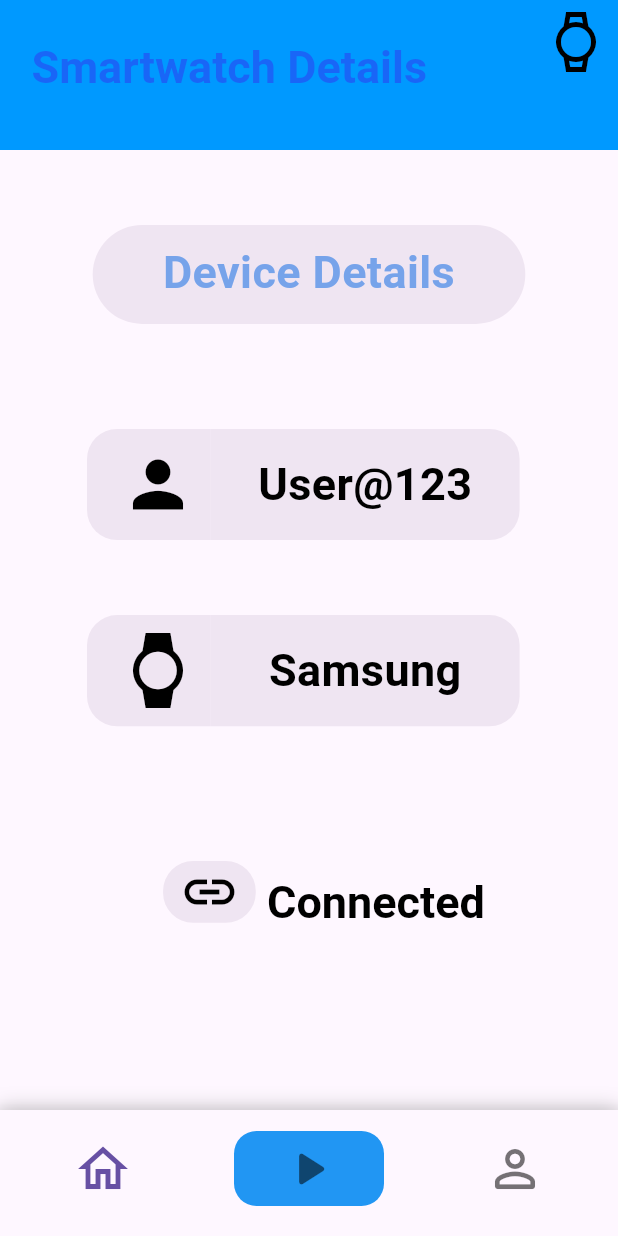
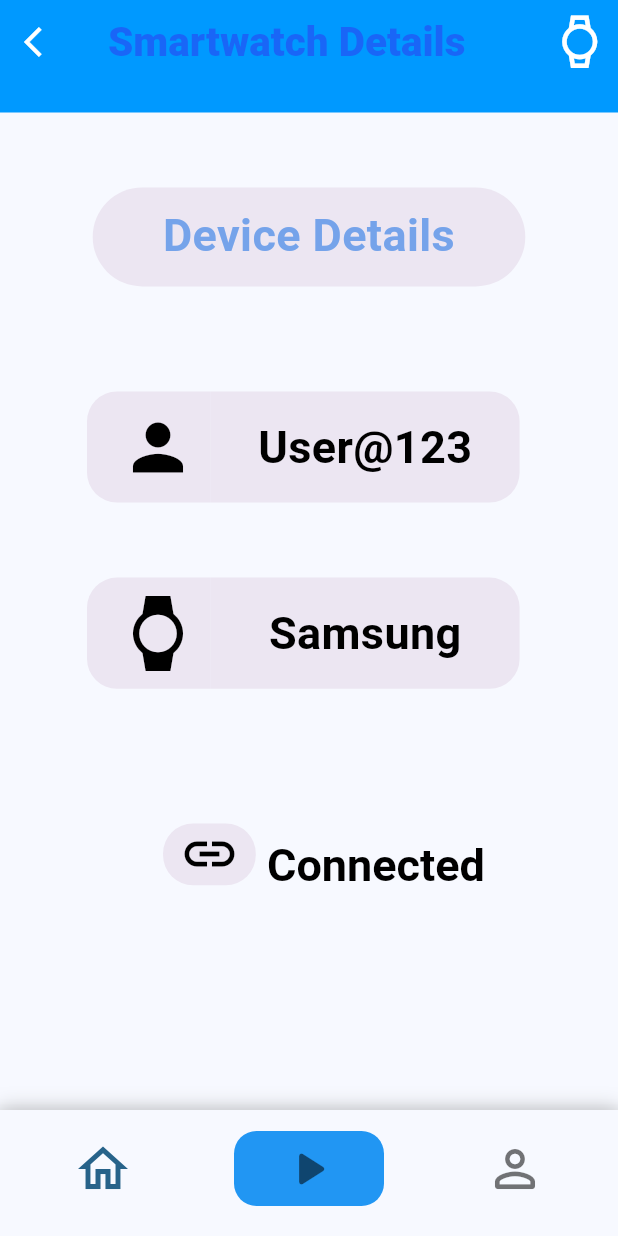
Before and after one commit to SDGP-CS-39-EmpowerME/SDGP-CS-39-EmpowerME, a Flutter app: the screen it shows after launch, after a tap on "Watch", on a phone screen of 412 x 824 dp. Run offline on Flutter 3.47's test engine with Material 3 defaults, Android fonts, the phone set to English and light mode, and no system bars.

Commit message:
fixed the bugs in navbar and smartwatch details. changed the design of homepage and saved files navbar

```diff
--- a/front_end/empowerme_cs_39/lib/bottom_nav_bar.dart
+++ b/front_end/empowerme_cs_39/lib/bottom_nav_bar.dart
@@ -34,7 +34,12 @@ class _BottomNavBarState extends State<BottomNavBar> {
               selectedIndex = index;
               widget.onTap(index);
             });
-            Navigator.pushNamed(context, '/homepage');
+            //Navigator.pushNamed(context, '/homepage');
+            try{
+            Navigator.pushNamedAndRemoveUntil(context, '/homepage', (route) => false);
+            } catch (e) {
+              print(e);
+            }
           }
           else if (index == 1) { // Check if tapped index is 1 (Detect)
             setState(() {
--- a/front_end/empowerme_cs_39/lib/home_page.dart
+++ b/front_end/empowerme_cs_39/lib/home_page.dart
@@ -58,8 +58,11 @@ class _HomePageState extends State<HomePage> {
   Widget build(BuildContext context) {
     return Scaffold(
       backgroundColor: Colors.grey[100],
-      appBar: AppBar(
+      appBar: PreferredSize(
+        preferredSize:const Size.fromHeight(75.0),
+        child: AppBar(
         title: const Text("Home"),
+        centerTitle: true,
         titleTextStyle: const TextStyle(
           fontSize: 40,
           fontWeight: FontWeight.w800,
@@ -77,6 +80,7 @@ class _HomePageState extends State<HomePage> {
           ),
         ],
       ),
+    ),
 
       body: Padding(
         padding: const EdgeInsets.only(top: 70, left: 50, right: 50, bottom: 50),
--- a/front_end/empowerme_cs_39/lib/main.dart
+++ b/front_end/empowerme_cs_39/lib/main.dart
@@ -13,11 +13,11 @@ runApp(MaterialApp(
       colorScheme: ColorScheme.fromSeed(seedColor: Colors.lightBlue),
       useMaterial3:true,
       ),
-  home: HomePage(), //specify the screen the app starts on.
+  home: const HomePage(), //specify the screen the app starts on.
   routes: <String, WidgetBuilder>{
-    '/smartwatch_details_page': (BuildContext context) => SmartwatchDetails(),
-    '/homepage' :(BuildContext context) =>  HomePage(),
-    '/savedfilespage' :(BuildContext context) => SavedFilesPage(),
+    '/smartwatch_details_page': (BuildContext context) => const SmartwatchDetails(),
+    '/homepage' :(BuildContext context) =>  const HomePage(),
+    '/savedfilespage' :(BuildContext context) => const SavedFilesPage(),
   },
 ));
 }
--- a/front_end/empowerme_cs_39/lib/saved_files.dart
+++ b/front_end/empowerme_cs_39/lib/saved_files.dart
@@ -26,9 +26,32 @@ class _SavedFilesPageState extends State<SavedFilesPage> {
   @override
   Widget build(BuildContext context) {
     return Scaffold(
+
       backgroundColor: Colors.grey[100],
-      appBar: AppBar(
-        title: const Text("Saved Files"),
+      appBar: PreferredSize(
+        preferredSize: const Size.fromHeight(75.0),
+          child:AppBar(
+        leading: GestureDetector(
+          onTap: () {
+            Navigator.of(context).pop(); // Handlheige back navigation here
+            },
+            child: Container(
+              padding: EdgeInsets.all(10.0),
+              child: const Icon(
+                Icons.arrow_back_ios, // Replace this with your custom icon
+                color: Colors.white,
+                ),
+                ),
+                ),
+        title: const Text(
+                "Saved Files",
+                style: TextStyle(
+                  fontSize: 35,
+                  color: Color.fromARGB(113, 57, 37, 236),
+                  fontWeight: FontWeight.w800,
+                ),
+              ),
+              centerTitle: true,
         titleTextStyle: const TextStyle(
           fontSize: 40,
           fontWeight: FontWeight.w800,
@@ -36,6 +59,7 @@ class _SavedFilesPageState extends State<SavedFilesPage> {
         ),
         backgroundColor: const Color.fromRGBO(0, 153, 255, 1.0),
       ),
+    ),
 
       body: Padding(
         padding: const EdgeInsets.only(top: 70, left: 50, right: 50, bottom: 50),
--- a/front_end/empowerme_cs_39/lib/smartwatch_details_page.dart
+++ b/front_end/empowerme_cs_39/lib/smartwatch_details_page.dart
@@ -1,23 +1,23 @@
-// ignore_for_file: prefer_const_constructors, unnecessary_string_escapes, avoid_print, sort_child_properties_last, unused_import, deprecated_member_use, prefer_const_constructors_in_immutables
-
+import 'package:empowerme_cs_39/bottom_nav_bar.dart';
 import 'package:flutter/material.dart';
-import 'package:empowerme_cs_39/bottom_nav_bar.dart';
 /*import 'package:google_sign_in/google_sign_in.dart';
 import 'package:googleapis/fitness/v1.dart';
 import 'package:googleapis_auth/auth.dart';*/
 
 
-void main() {
-  runApp( SmartwatchDetails());
-}
+
 
 class SmartwatchDetails extends StatefulWidget {
+  const SmartwatchDetails({super.key});
+
    //MyApp({super.key});
-   _MyAppState createState() => _MyAppState();
+   @override
+     // ignore: library_private_types_in_public_api
+     State<SmartwatchDetails> createState() => _SmartwatchDetailsPageState();
 }
 
 
-class _MyAppState extends State<SmartwatchDetails> {
+class _SmartwatchDetailsPageState extends State<SmartwatchDetails> {
   String userName = "User_213";
   String deviceName = "Samsung";
   String connectedStatus = "Connected";
@@ -30,6 +30,7 @@ class _MyAppState extends State<SmartwatchDetails> {
     });
   }
 
+  @override
   void initState() {
     super.initState();
     updateDeviceInfo();
@@ -56,32 +57,49 @@ class _MyAppState extends State<SmartwatchDetails> {
 
   @override
   Widget build(BuildContext context) {
-    return MaterialApp(
+    return/* MaterialApp(
       debugShowCheckedModeBanner: false,
-      home: Scaffold(
+      home:*/ Scaffold(
 
         appBar: PreferredSize(
-          preferredSize: Size.fromHeight(100.0),
+          preferredSize: const Size.fromHeight(75.0),
           child: AppBar(
-            backgroundColor: Color.fromRGBO(0, 153, 255, 1),
-            title: Transform.translate(
-              offset: const Offset(5.0, 17),
-              child: Text(
+            leading: GestureDetector(
+              onTap: () {
+                Navigator.of(context).pop(); // Handlheige back navigation here
+                },
+              child: Container(
+                padding: EdgeInsets.all(10.0),
+                child: const Icon(
+                  Icons.arrow_back_ios, // Replace this with your custom icon
+                  color: Colors.white,
+
+                  ),
+                  ),
+                  ),
+
+
+            backgroundColor: const Color.fromRGBO(0, 153, 255, 1),
+            /*title: Transform.translate(
+              offset: const Offset(-35, 18),
+              child: const Text(*/
+              title: const Text(
                 "Smartwatch Details",
                 style: TextStyle(
-                  fontSize: 30,
+                  fontSize: 27,
                   color: Color.fromARGB(113, 57, 37, 236),
-                  fontWeight: FontWeight.bold,
+                  fontWeight: FontWeight.w800,
                 ),
               ),
-            ),
+            //),
             actions: <Widget>[
               IconButton(
                 //icon: Image.asset('assets/smartwatch_icon.png'),
-                icon: Icon(Icons.watch_outlined),
-                iconSize: 40,
-                color: Colors.black,
+                icon: const Icon(Icons.watch_outlined),
+                iconSize: 35,
+                color: Colors.white,
                 onPressed: () {
+                  // ignore: avoid_print
                   print('Icon button pressed');
                   // Navigator.push(
                   //   context,
@@ -106,9 +124,9 @@ class _MyAppState extends State<SmartwatchDetails> {
                 padding: const EdgeInsets.all(10),
                 decoration: BoxDecoration(
                   borderRadius: BorderRadius.circular(50),
-                  color: Color.fromARGB(136, 226, 213, 230),
+                  color: const Color.fromARGB(136, 226, 213, 230),
                 ),
-                child: Text(
+                child: const Text(
                   "Device Details",
                   textAlign: TextAlign.center,
                   style: TextStyle(
@@ -128,7 +146,7 @@ class _MyAppState extends State<SmartwatchDetails> {
                   height: MediaQuery.of(context).size.height * 0.09,
                   child: Container(
                     padding: const EdgeInsets.all(10),
-                    decoration: BoxDecoration(
+                    decoration: const BoxDecoration(
                       borderRadius: BorderRadius.only(
                         topLeft: Radius.circular(20),
                         bottomLeft: Radius.circular(20),
@@ -138,7 +156,7 @@ class _MyAppState extends State<SmartwatchDetails> {
 
                     child: Container(
                       alignment: Alignment.centerRight,
-                    child: Icon(
+                    child: const Icon(
                       Icons.person,
                       size: 50,
                       color: Color.fromARGB(255, 0, 0, 0),
@@ -163,7 +181,7 @@ class _MyAppState extends State<SmartwatchDetails> {
                   height: MediaQuery.of(context).size.height * 0.09,
                   child: Container(
                     padding: const EdgeInsets.all(10),
-                    decoration: BoxDecoration(
+                    decoration: const BoxDecoration(
                       borderRadius: BorderRadius.only(
                         topLeft: Radius.circular(20),
                         bottomLeft: Radius.circular(20),
@@ -174,7 +192,7 @@ class _MyAppState extends State<SmartwatchDetails> {
 
                     child:Container(
                       alignment: Alignment.centerRight,
-                    child: Icon(
+                    child: const Icon(
                       Icons.watch,
                       size: 50,
                       color: Color.fromARGB(255, 0, 0, 0),
@@ -200,25 +218,25 @@ class _MyAppState extends State<SmartwatchDetails> {
                   WidgetSpan(
                     child:Container(
                       padding: EdgeInsets.zero,
-                      margin:  EdgeInsets.only(top: 90, left: 20),
+                      margin:  const EdgeInsets.only(top: 90, left: 20),
                       width: MediaQuery.of(context).size.width * 0.15,
                       height: MediaQuery.of(context).size.height * 0.05,
                       alignment: Alignment.center,
 
+                      decoration: BoxDecoration(
+                        borderRadius: BorderRadius.circular(20),
+                        color: const Color.fromARGB(136, 226, 213, 230),
+                        ),
+
                       child:
                       connectedStatus == " Connected" ?
-                      Icon(
+                      const Icon(
                         Icons.link, size: 40,
                       color: Color.fromARGB(255, 0, 0, 0),)
                       :
-                      Icon(
+                      const Icon(
                         Icons.link_off, size: 40,
                       color: Color.fromRGBO(63, 63, 63, 0.8),),
-
-                      decoration: BoxDecoration(
-                        borderRadius: BorderRadius.circular(20),
-                        color: Color.fromARGB(136, 226, 213, 230),
-                        ),
                 /*child: Icon(
                   Icons.link,     //Icons.link_off,
                   size: 40,
@@ -230,7 +248,7 @@ class _MyAppState extends State<SmartwatchDetails> {
                   TextSpan(
 
                     text: connectedStatus,
-                    style: TextStyle(
+                    style: const TextStyle(
 
                       fontSize: 30,
                       color: Color.fromARGB(255, 0, 0, 0),
@@ -250,14 +268,15 @@ class _MyAppState extends State<SmartwatchDetails> {
 
         ),
         bottomNavigationBar: BottomNavBar(
-        onTap: (index) => navigateBottomBar(index),
-      ),
-      ),
-    );
+          onTap: (index) => navigateBottomBar(index),
+        ),
+      );
+    //);
   }
 
 
 
+  // ignore: non_constant_identifier_names
   Container user_name(BuildContext context){
     return Container(
       margin: const EdgeInsets.only(top: 70, left: 0),
@@ -265,7 +284,7 @@ class _MyAppState extends State<SmartwatchDetails> {
       height: MediaQuery.of(context).size.height * 0.09,
       child: Container(
         padding: const EdgeInsets.all(10),
-        decoration: BoxDecoration(
+        decoration: const BoxDecoration(
           borderRadius: BorderRadius.only(
                         topRight: Radius.circular(20),
                         bottomRight: Radius.circular(20),
@@ -277,7 +296,7 @@ class _MyAppState extends State<SmartwatchDetails> {
         child: Text(
           userName,
           textAlign: TextAlign.left,
-          style: TextStyle(
+          style: const TextStyle(
             fontSize: 30,
             color: Color.fromARGB(255, 0, 0, 0),
             fontWeight: FontWeight.bold,
@@ -289,6 +308,7 @@ class _MyAppState extends State<SmartwatchDetails> {
     );
   }
 
+  // ignore: non_constant_identifier_names
   Container device_details(BuildContext context){
     return Container(
       margin: const EdgeInsets.only(top: 50, left: 0),
@@ -296,7 +316,7 @@ class _MyAppState extends State<SmartwatchDetails> {
       height: MediaQuery.of(context).size.height * 0.09,
       child: Container(
         padding: const EdgeInsets.all(10),
-        decoration: BoxDecoration(
+        decoration: const BoxDecoration(
           borderRadius: BorderRadius.only(
                         topRight: Radius.circular(20),
                         bottomRight: Radius.circular(20),
@@ -308,7 +328,7 @@ class _MyAppState extends State<SmartwatchDetails> {
         child: Text(
           deviceName,
           textAlign: TextAlign.left,
-          style: TextStyle(
+          style: const TextStyle(
             fontSize: 30,
             color: Color.fromARGB(255, 0, 0, 0),
             fontWeight: FontWeight.bold,
```
